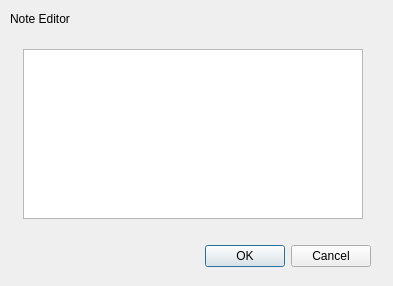
Qt form ui/SchemaNoteEditor.ui (jcfreeman2/dbe) before a commit.
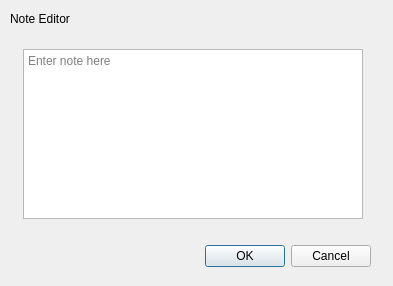
The same form after that commit.

```diff
--- a/ui/SchemaNoteEditor.ui
+++ b/ui/SchemaNoteEditor.ui
@@ -63,9 +63,15 @@
      <height>170</height>
     </size>
    </property>
+   <property name="sizeAdjustPolicy">
+    <enum>QAbstractScrollArea::AdjustToContents</enum>
+   </property>
    <property name="tabChangesFocus">
     <bool>true</bool>
    </property>
+   <property name="placeholderText">
+    <string>Enter note here</string>
+   </property>
   </widget>
  </widget>
  <resources/>
```
